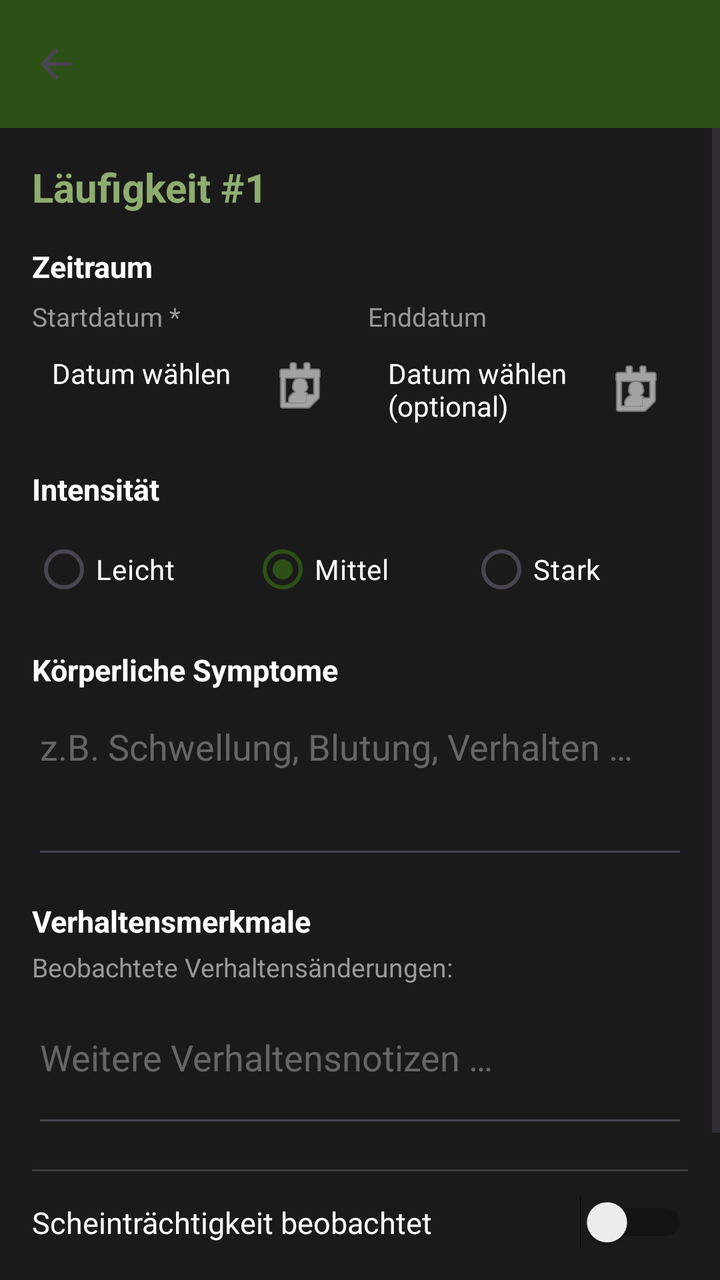
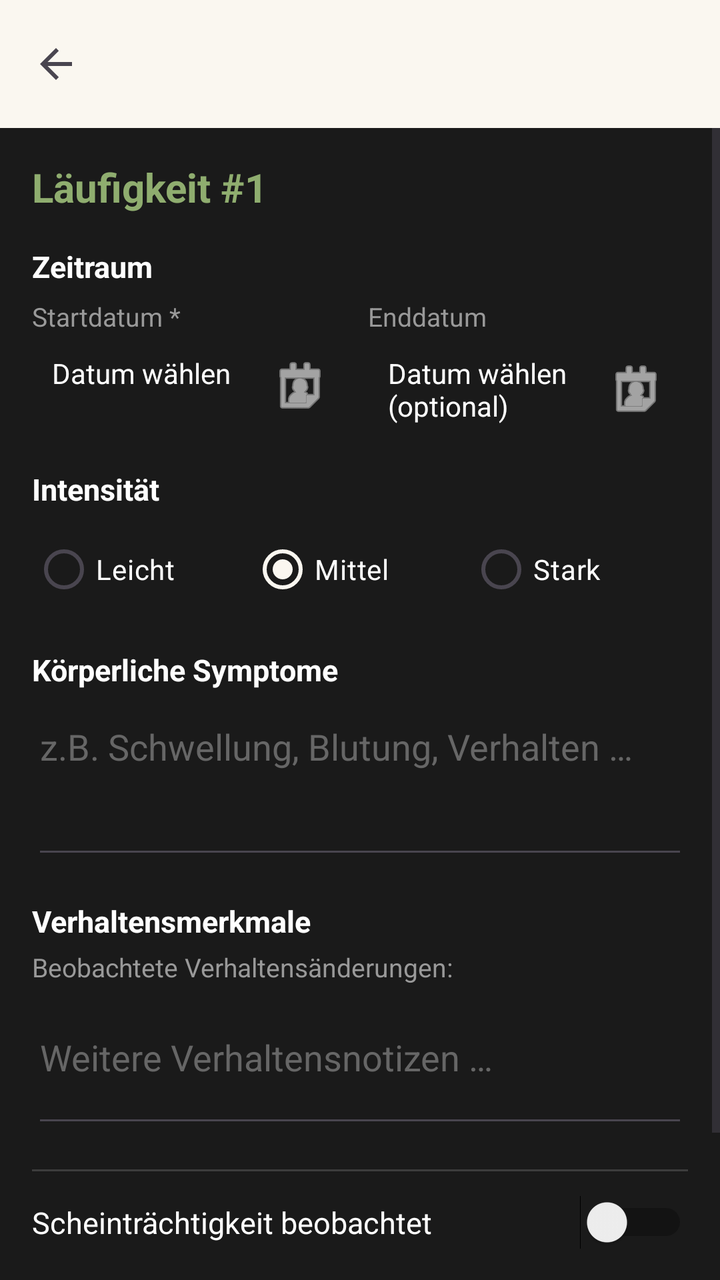

An Android layout rendered at two revisions. The XML below is the earlier revision; the diff shows what the commit changed to produce the second picture.
<!-- AndroidManifest.xml: application theme Theme.HundeWildnis -->
<!-- res/layout/activity_heat_cycle.xml -->
<?xml version="1.0" encoding="utf-8"?>
<androidx.coordinatorlayout.widget.CoordinatorLayout xmlns:android="http://schemas.android.com/apk/res/android"
    xmlns:app="http://schemas.android.com/apk/res-auto"
    android:layout_width="match_parent"
    android:layout_height="match_parent"
    android:fitsSystemWindows="false"
    android:background="#1a1a1a">

    <com.google.android.material.appbar.AppBarLayout
        android:id="@+id/appbar"
        android:layout_width="match_parent"
        android:layout_height="wrap_content">

        <androidx.appcompat.widget.Toolbar
            android:id="@+id/toolbar"
            android:layout_width="match_parent"
            android:layout_height="?attr/actionBarSize"
            android:background="#2d5016"
            app:titleTextColor="#FFFFFF"
            app:navigationIcon="?attr/homeAsUpIndicator" />
    </com.google.android.material.appbar.AppBarLayout>

    <ScrollView
        android:layout_width="match_parent"
        android:layout_height="match_parent"
        android:fillViewport="true"
        app:layout_behavior="@string/appbar_scrolling_view_behavior">

        <LinearLayout
            android:layout_width="match_parent"
            android:layout_height="wrap_content"
            android:orientation="vertical"
            android:padding="16dp">

            
            
            
            <TextView
                android:id="@+id/tvCycleNumber"
                android:layout_width="wrap_content"
                android:layout_height="wrap_content"
                android:text="Läufigkeit #1"
                android:textColor="#8fad6f"
                android:textSize="20sp"
                android:textStyle="bold"
                android:layout_marginBottom="16dp" />

            
            
            
            <TextView
                android:layout_width="wrap_content"
                android:layout_height="wrap_content"
                android:text="Zeitraum"
                android:textStyle="bold"
                android:textColor="#FFFFFF"
                android:textSize="15sp"
                android:layout_marginBottom="6dp" />

            <LinearLayout
                android:layout_width="match_parent"
                android:layout_height="wrap_content"
                android:orientation="horizontal"
                android:layout_marginBottom="12dp">

                <LinearLayout
                    android:layout_width="0dp"
                    android:layout_height="wrap_content"
                    android:layout_weight="1"
                    android:orientation="vertical"
                    android:layout_marginEnd="8dp">

                    <TextView
                        android:layout_width="wrap_content"
                        android:layout_height="wrap_content"
                        android:text="Startdatum *"
                        android:textColor="#999999"
                        android:textSize="13sp" />

                    <TextView
                        android:id="@+id/tvStartDate"
                        android:layout_width="match_parent"
                        android:layout_height="wrap_content"
                        android:background="?android:attr/selectableItemBackground"
                        android:padding="10dp"
                        android:text="@string/tap_to_select"
                        android:textColor="#FFFFFF"
                        android:textSize="14sp"
                        android:clickable="true"
                        android:focusable="true"
                        android:drawableEnd="@android:drawable/ic_menu_my_calendar"
                        app:drawableTint="#FFFFFF" />
                </LinearLayout>

                <LinearLayout
                    android:layout_width="0dp"
                    android:layout_height="wrap_content"
                    android:layout_weight="1"
                    android:orientation="vertical">

                    <TextView
                        android:layout_width="wrap_content"
                        android:layout_height="wrap_content"
                        android:text="Enddatum"
                        android:textColor="#999999"
                        android:textSize="13sp" />

                    <TextView
                        android:id="@+id/tvEndDate"
                        android:layout_width="match_parent"
                        android:layout_height="wrap_content"
                        android:background="?android:attr/selectableItemBackground"
                        android:padding="10dp"
                        android:text="@string/tap_to_select_optional"
                        android:textColor="#FFFFFF"
                        android:textSize="14sp"
                        android:clickable="true"
                        android:focusable="true"
                        android:drawableEnd="@android:drawable/ic_menu_my_calendar"
                        app:drawableTint="#FFFFFF" />
                </LinearLayout>
            </LinearLayout>

            
            
            
            <TextView
                android:layout_width="wrap_content"
                android:layout_height="wrap_content"
                android:text="Intensität"
                android:textStyle="bold"
                android:textColor="#FFFFFF"
                android:textSize="15sp"
                android:layout_marginBottom="6dp" />

            <RadioGroup
                android:id="@+id/rgIntensity"
                android:layout_width="match_parent"
                android:layout_height="wrap_content"
                android:orientation="horizontal"
                android:layout_marginBottom="16dp">

                <RadioButton
                    android:id="@+id/rbLeicht"
                    android:layout_width="0dp"
                    android:layout_weight="1"
                    android:layout_height="wrap_content"
                    android:textColor="#FFFFFF"
                    android:text="Leicht" />

                <RadioButton
                    android:id="@+id/rbMittel"
                    android:layout_width="0dp"
                    android:layout_weight="1"
                    android:layout_height="wrap_content"
                    android:textColor="#FFFFFF"
                    android:text="Mittel"
                    android:checked="true" />

                <RadioButton
                    android:id="@+id/rbStark"
                    android:layout_width="0dp"
                    android:layout_weight="1"
                    android:layout_height="wrap_content"
                    android:textColor="#FFFFFF"
                    android:text="Stark" />
            </RadioGroup>

            
            
            
            <TextView
                android:layout_width="wrap_content"
                android:layout_height="wrap_content"
                android:text="Körperliche Symptome"
                android:textStyle="bold"
                android:textColor="#FFFFFF"
                android:textSize="15sp"
                android:layout_marginBottom="6dp" />

            <EditText
                android:id="@+id/etSymptoms"
                android:layout_width="match_parent"
                android:layout_height="wrap_content"
                android:hint="z.B. Schwellung, Blutung, Verhalten …"
                android:textColor="#FFFFFF"
                android:textColorHint="#666666"
                android:inputType="textMultiLine"
                android:minLines="3"
                android:gravity="top"
                android:layout_marginBottom="16dp" />

            
            
            
            <TextView
                android:layout_width="wrap_content"
                android:layout_height="wrap_content"
                android:text="Verhaltensmerkmale"
                android:textStyle="bold"
                android:textColor="#FFFFFF"
                android:textSize="15sp"
                android:layout_marginBottom="4dp" />

            <TextView
                android:layout_width="wrap_content"
                android:layout_height="wrap_content"
                android:text="Beobachtete Verhaltensänderungen:"
                android:textColor="#999999"
                android:textSize="13sp"
                android:layout_marginBottom="6dp" />

            
            <LinearLayout
                android:id="@+id/llBehaviorSigns"
                android:layout_width="match_parent"
                android:layout_height="wrap_content"
                android:orientation="vertical"
                android:layout_marginBottom="8dp" />

            <EditText
                android:id="@+id/etBehaviorNotes"
                android:layout_width="match_parent"
                android:layout_height="wrap_content"
                android:hint="Weitere Verhaltensnotizen …"
                android:textColor="#FFFFFF"
                android:textColorHint="#666666"
                android:inputType="textMultiLine"
                android:minLines="2"
                android:gravity="top"
                android:layout_marginBottom="16dp" />

            
            
            
            <View
                android:layout_width="match_parent"
                android:layout_height="1dp"
                android:background="#3d3d3d"
                android:layout_marginBottom="12dp" />

            <Switch
                android:id="@+id/switchPseudoPregnancy"
                android:layout_width="match_parent"
                android:layout_height="wrap_content"
                android:text="Scheinträchtigkeit beobachtet"
                android:textColor="#FFFFFF"
                android:textSize="15sp"
                android:layout_marginBottom="8dp" />

            
            <LinearLayout
                android:id="@+id/llPseudoSection"
                android:layout_width="match_parent"
                android:layout_height="wrap_content"
                android:orientation="vertical"
                android:visibility="gone">

                <TextView
                    android:layout_width="wrap_content"
                    android:layout_height="wrap_content"
                    android:text="Anzeichen der Scheinträchtigkeit:"
                    android:textColor="#999999"
                    android:textSize="13sp"
                    android:layout_marginBottom="6dp" />

                
                <LinearLayout
                    android:id="@+id/llPseudoSigns"
                    android:layout_width="match_parent"
                    android:layout_height="wrap_content"
                    android:orientation="vertical"
                    android:layout_marginBottom="8dp" />

                <EditText
                    android:id="@+id/etPseudoNotes"
                    android:layout_width="match_parent"
                    android:layout_height="wrap_content"
                    android:hint="Weitere Notizen zur Scheinträchtigkeit …"
                    android:textColor="#FFFFFF"
                    android:textColorHint="#666666"
                    android:inputType="textMultiLine"
                    android:minLines="2"
                    android:gravity="top"
                    android:layout_marginBottom="16dp" />

            </LinearLayout>

            
            
            
            <Button
                android:id="@+id/btnSaveHeatCycle"
                android:layout_width="match_parent"
                android:layout_height="wrap_content"
                android:text="Speichern"
                android:layout_marginTop="8dp"
                android:layout_marginBottom="8dp" />

            <Button
                android:id="@+id/btnDeleteHeatCycle"
                android:layout_width="match_parent"
                android:layout_height="wrap_content"
                android:text="Läufigkeit löschen"
                android:backgroundTint="@android:color/holo_red_dark"
                android:visibility="gone"
                android:layout_marginBottom="24dp" />

        </LinearLayout>
    </ScrollView>
</androidx.coordinatorlayout.widget.CoordinatorLayout>
<!-- resources referenced by this layout -->
<resources>
  <string name="tap_to_select">Datum wählen</string>
  <string name="tap_to_select_optional">Datum wählen (optional)</string>
  <style name="Theme.HundeWildnis" parent="Base.Theme.HundeWildnis" />
  <style name="Base.Theme.HundeWildnis" parent="Theme.Material3.Light.NoActionBar">
          
          <item name="materialButtonStyle">@style/Widget.App.Button</item>
  
          <item name="colorPrimary">#2d5016</item>
          <item name="colorPrimaryVariant">#1a3009</item>
          <item name="colorOnPrimary">#FFFFFF</item>
          <item name="colorSecondary">#6b8e4e</item>
          <item name="colorSecondaryVariant">#4a6135</item>
          <item name="colorOnSecondary">#000000</item>
          <item name="android:statusBarColor">@android:color/transparent</item>
          <item name="android:navigationBarColor">@android:color/transparent</item>
          <item name="android:windowDrawsSystemBarBackgrounds">true</item>
          <item name="android:windowLightStatusBar">true</item>
          <item name="android:windowLightNavigationBar" tools:targetApi="27">true</item>
          <item name="android:enforceNavigationBarContrast" tools:targetApi="q">false</item>
          <item name="android:enforceStatusBarContrast" tools:targetApi="q">false</item>
  
          
          <item name="colorAccent">#2d5016</item>
          <item name="android:textColorPrimary">#000000</item>
  
          
          <item name="materialAlertDialogTheme">@style/AlertDialogTheme</item>
          <item name="alertDialogTheme">@style/AlertDialogTheme</item>
  
          
          <item name="actionMenuTextColor">#FFFFFF</item>
          <item name="actionOverflowButtonStyle">@style/Widget.App.Overflow</item>
  
          
          <item name="android:windowBackground">#FFFFFF</item>
          <item name="android:colorBackground">#FFFFFF</item>
      </style>
  <style name="Widget.App.Overflow" parent="Widget.AppCompat.ActionButton.Overflow">
          <item name="android:src">@drawable/ic_menu_hamburger</item>
      </style>
  <dimen name="text_button_large">20sp</dimen>
  <style name="DialogButtonStyle.Light" parent="Widget.Material3.Button.TextButton.Dialog">
          
          <item name="android:textColor">#2d5016</item>
  
          
          <item name="android:textSize">13sp</item>
          <item name="android:textAllCaps">false</item>
          <item name="android:maxLines">2</item>
          <item name="android:singleLine">false</item>
          <item name="android:ellipsize">none</item>
          <item name="autoSizeTextType">uniform</item>
          <item name="autoSizeMinTextSize">10sp</item>
          <item name="autoSizeMaxTextSize">16sp</item>
  
          
          <item name="android:paddingStart">2dp</item>
          <item name="android:paddingEnd">2dp</item>
          <item name="android:minWidth">0dp</item>
          <item name="android:insetLeft">0dp</item>
          <item name="android:insetRight">0dp</item>
          <item name="android:insetTop">0dp</item>
          <item name="android:insetBottom">0dp</item>
  
          
          <item name="backgroundTint">@android:color/transparent</item>
  
          
          <item name="rippleColor">#332d5016</item>
      </style>
  <style name="Widget.App.ButtonBar" parent="Widget.AppCompat.ButtonBar.AlertDialog">
          <item name="android:padding">0dp</item>
      </style>
  <!-- drawable ic_menu_hamburger (drawable) -->
  <vector xmlns:android="http://schemas.android.com/apk/res/android"
      android:width="24dp"
      android:height="24dp"
      android:viewportWidth="24"
      android:viewportHeight="24">
      <path
          android:fillColor="#FFFFFF"
          android:pathData="M3,18h18v-2H3V18z M3,13h18v-2H3V13z M3,6v2h18V6H3z" />
  </vector>
  <!-- unchanged entries left out for length: 2 -->
</resources>

<!-- the commit's change to res/layout/activity_heat_cycle.xml (unified diff, before → after) -->
@@ -15,8 +15,8 @@
             android:id="@+id/toolbar"
             android:layout_width="match_parent"
             android:layout_height="?attr/actionBarSize"
-            android:background="#2d5016"
-            app:titleTextColor="#FFFFFF"
+            android:background="?attr/colorPrimary"
+            app:titleTextColor="?attr/colorOnPrimary"
             app:navigationIcon="?attr/homeAsUpIndicator" />
     </com.google.android.material.appbar.AppBarLayout>
 
<!-- resource entries referenced after the edit -->
@@ -7,14 +7,12 @@
           
           <item name="materialButtonStyle">@style/Widget.App.Button</item>
   
-          <item name="colorPrimary">#2d5016</item>
-          <item name="colorPrimaryVariant">#1a3009</item>
-          <item name="colorOnPrimary">#FFFFFF</item>
-          <item name="colorSecondary">#6b8e4e</item>
-          <item name="colorSecondaryVariant">#4a6135</item>
-          <item name="colorOnSecondary">#000000</item>
-          <item name="android:statusBarColor">@android:color/transparent</item>
-          <item name="android:navigationBarColor">@android:color/transparent</item>
+          <item name="colorPrimary">@color/rd_bg_light</item>
+          <item name="colorOnPrimary">@color/rd_text_primary_light</item>
+          <item name="colorSecondary">@color/rd_group2_accent_light</item>
+          <item name="colorOnSecondary">#FFFFFF</item>
+          <item name="android:statusBarColor">@color/rd_bg_light</item>
+          <item name="android:navigationBarColor">@color/rd_bg_light</item>
           <item name="android:windowDrawsSystemBarBackgrounds">true</item>
           <item name="android:windowLightStatusBar">true</item>
           <item name="android:windowLightNavigationBar" tools:targetApi="27">true</item>
@@ -22,7 +20,7 @@
           <item name="android:enforceStatusBarContrast" tools:targetApi="q">false</item>
   
           
-          <item name="colorAccent">#2d5016</item>
+          <item name="colorAccent">@color/rd_group2_accent_light</item>
           <item name="android:textColorPrimary">#000000</item>
   
           
@@ -30,20 +28,23 @@
           <item name="alertDialogTheme">@style/AlertDialogTheme</item>
   
           
-          <item name="actionMenuTextColor">#FFFFFF</item>
+          <item name="actionMenuTextColor">@color/rd_text_primary_light</item>
           <item name="actionOverflowButtonStyle">@style/Widget.App.Overflow</item>
   
           
-          <item name="android:windowBackground">#FFFFFF</item>
-          <item name="android:colorBackground">#FFFFFF</item>
+          <item name="android:windowBackground">@color/rd_bg_light</item>
+          <item name="android:colorBackground">@color/rd_bg_light</item>
       </style>
+  <color name="rd_bg_light">#FAF7F0</color>
+  <color name="rd_text_primary_light">#2B2620</color>
+  <color name="rd_group2_accent_light">#8A7A1F</color>
   <style name="Widget.App.Overflow" parent="Widget.AppCompat.ActionButton.Overflow">
           <item name="android:src">@drawable/ic_menu_hamburger</item>
       </style>
   <dimen name="text_button_large">20sp</dimen>
   <style name="DialogButtonStyle.Light" parent="Widget.Material3.Button.TextButton.Dialog">
           
-          <item name="android:textColor">#2d5016</item>
+          <item name="android:textColor">?attr/colorSecondary</item>
   
           
           <item name="android:textSize">13sp</item>
